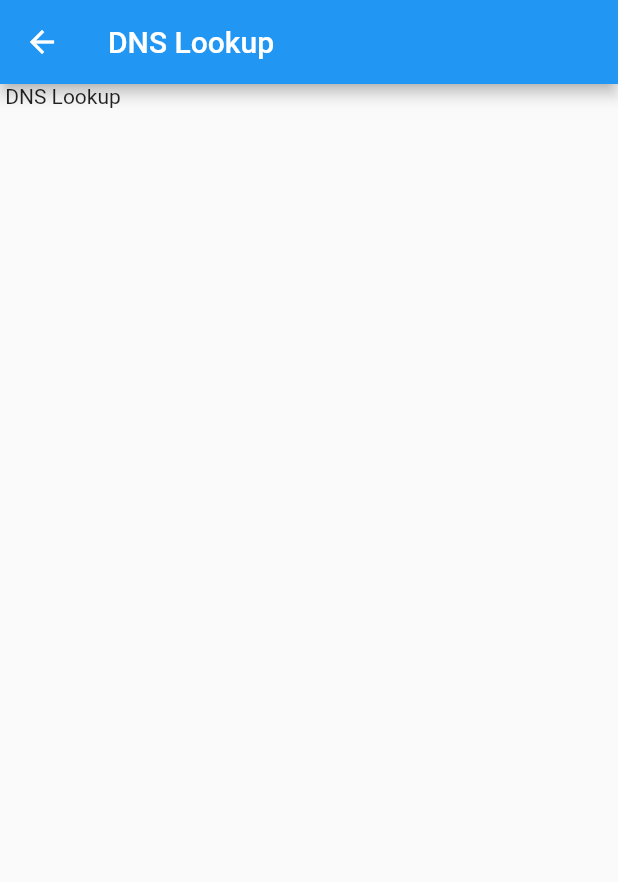
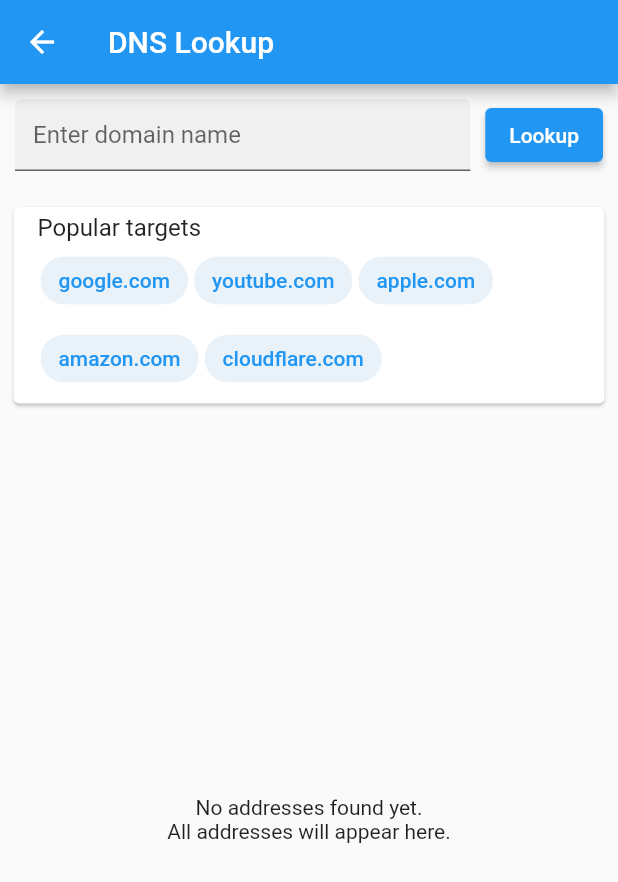
Before and after one commit to psheneetsa/netanalyzer, a Flutter app: the screen it shows after launch, after a tap on "Lookup", on a phone screen of 412 x 824 dp. Shown: the top 882 px of the screen. Run offline on Flutter 3.47's test engine with Material 2 defaults, Android fonts, the phone set to English and light mode, and no system bars; our stand-ins replace package_info_plus, permission_handler, shared_preferences; missing offline and left inert: network_info_plus.

Commit message:
Adding DNS

```diff
--- /dev/null
+++ b/lib/pages/base_page.dart
@@ -0,0 +1,104 @@
+import 'package:flutter/material.dart';
+import 'package:netanalyzer/ui/popular_chip.dart';
+
+abstract class BasePage<T extends StatefulWidget> extends State<T> {
+  TextEditingController textEditingController = TextEditingController();
+  final _formKey = GlobalKey<FormState>();
+
+  String title();
+  String fieldLabel();
+
+  Widget _getDomainChip(String label) {
+    return PopularChip(
+      label: label,
+      onPressed: () {
+        textEditingController.text = label;
+      },
+    );
+  }
+
+  String? validateIP(String? value) {
+    if (value != null) {
+      if (value.isEmpty) return 'Required';
+    }
+    return null;
+  }
+
+  Widget buildPopularChips() {
+    return Card(
+      child: ListTile(
+        title: const Text('Popular targets'),
+        subtitle: Wrap(
+          children: [
+            _getDomainChip('google.com'),
+            _getDomainChip('youtube.com'),
+            _getDomainChip('apple.com'),
+            _getDomainChip('amazon.com'),
+            _getDomainChip('cloudflare.com')
+          ],
+        ),
+      ),
+    );
+  }
+
+  @override
+  void dispose() {
+    super.dispose();
+    textEditingController.dispose();
+  }
+
+  Widget buildResults(BuildContext context);
+
+  String buttonLabel();
+  Future<void> onPressed();
+
+  @override
+  Widget build(BuildContext context) {
+    return Scaffold(
+      appBar: AppBar(
+        title: Text(title()),
+      ),
+      body: Container(
+        margin: const EdgeInsets.all(5.0),
+        child: Column(
+          children: [
+            Form(
+              key: _formKey,
+              child: Container(
+                padding: const EdgeInsets.all(5.0),
+                child: Row(
+                  children: [
+                    Expanded(
+                      child: TextFormField(
+                        validator: validateIP,
+                        controller: textEditingController,
+                        decoration: InputDecoration(
+                          filled: true,
+                          hintText: fieldLabel(),
+                        ),
+                      ),
+                    ),
+                    Padding(
+                      padding: const EdgeInsets.only(left: 10.0),
+                      child: ElevatedButton(
+                        onPressed: () {
+                          if (_formKey.currentState!.validate()) onPressed();
+                        },
+                        child: Text(buttonLabel()),
+                      ),
+                    ),
+                  ],
+                ),
+              ),
+            ),
+            const SizedBox(height: 15),
+            buildPopularChips(),
+            Expanded(
+              child: buildResults(context),
+            )
+          ],
+        ),
+      ),
+    );
+  }
+}
--- a/lib/pages/dns/dns_page.dart
+++ b/lib/pages/dns/dns_page.dart
@@ -1,20 +1,82 @@
+import 'dart:io';
+
 import 'package:flutter/material.dart';
+import 'package:flutter/services.dart';
+import 'package:netanalyzer/pages/base_page.dart';
 
 class DNSPage extends StatefulWidget {
   const DNSPage({Key? key}) : super(key: key);
 
   @override
-  State<DNSPage> createState() => _DNSPageState();
+  _DNSPageState createState() => _DNSPageState();
 }
 
-class _DNSPageState extends State<DNSPage> {
-  Widget build(BuildContext context) {
-    return Scaffold(
-      appBar: AppBar(
-        title: Text("DNS Lookup"),
-      ),
-      body: Text(" DNS Lookup"),
-    );
+class _DNSPageState extends BasePage<DNSPage> {
+  List<InternetAddress> _addresses = [];
+
+  @override
+  Widget buildResults(BuildContext context) {
+    return _addresses.isEmpty
+        ? const Center(
+            child: Text(
+              'No addresses found yet.\nAll addresses will appear here.',
+              textAlign: TextAlign.center,
+            ),
+          )
+        : ListView.builder(
+            itemCount: _addresses.length,
+            itemBuilder: (context, index) {
+              return ListTile(
+                onTap: () {
+                  Clipboard.setData(
+                    ClipboardData(text: _addresses[index].address),
+                  );
+                  ScaffoldMessenger.of(context).showSnackBar(
+                    const SnackBar(
+                      content: Text('IP copied to clipboard'),
+                    ),
+                  );
+                },
+                title: Text(_addresses[index].address),
+                subtitle: Row(
+                  mainAxisAlignment: MainAxisAlignment.spaceBetween,
+                  children: [
+                    Text('Type: ${_addresses[index].type.name},'),
+                    Text('Local link: ${_addresses[index].isLinkLocal},'),
+                    Text('Loopback: ${_addresses[index].isLoopback},'),
+                    Text('Multicast: ${_addresses[index].isMulticast}'),
+                  ],
+                ),
+              );
+            },
+          );
+  }
+
+  @override
+  String buttonLabel() {
+    return 'Lookup';
+  }
+
+  @override
+  String fieldLabel() {
+    return 'Enter domain name';
+  }
+
+  @override
+  String title() {
+    return 'DNS Lookup';
+  }
+
+  @override
+  Future<void> onPressed() async {
+    setState(() {
+      _addresses.clear();
+    });
+    final List<InternetAddress> addresses =
+        await InternetAddress.lookup(textEditingController.text);
+
+    setState(() {
+      _addresses = addresses;
+    });
   }
 }
-//test commit in test branch
--- /dev/null
+++ b/lib/ui/popular_chip.dart
@@ -0,0 +1,24 @@
+import 'package:flutter/material.dart';
+
+class PopularChip extends StatelessWidget {
+  const PopularChip({Key? key, required this.label, required this.onPressed})
+      : super(key: key);
+
+  final String label;
+  final VoidCallback onPressed;
+
+  @override
+  Widget build(BuildContext context) {
+    return Container(
+      margin: const EdgeInsets.all(2.0),
+      child: ActionChip(
+        backgroundColor: Theme.of(context).colorScheme.secondary.withAlpha(20),
+        label: Text(
+          label,
+          style: TextStyle(color: Theme.of(context).colorScheme.secondary),
+        ),
+        onPressed: onPressed,
+      ),
+    );
+  }
+}
```
